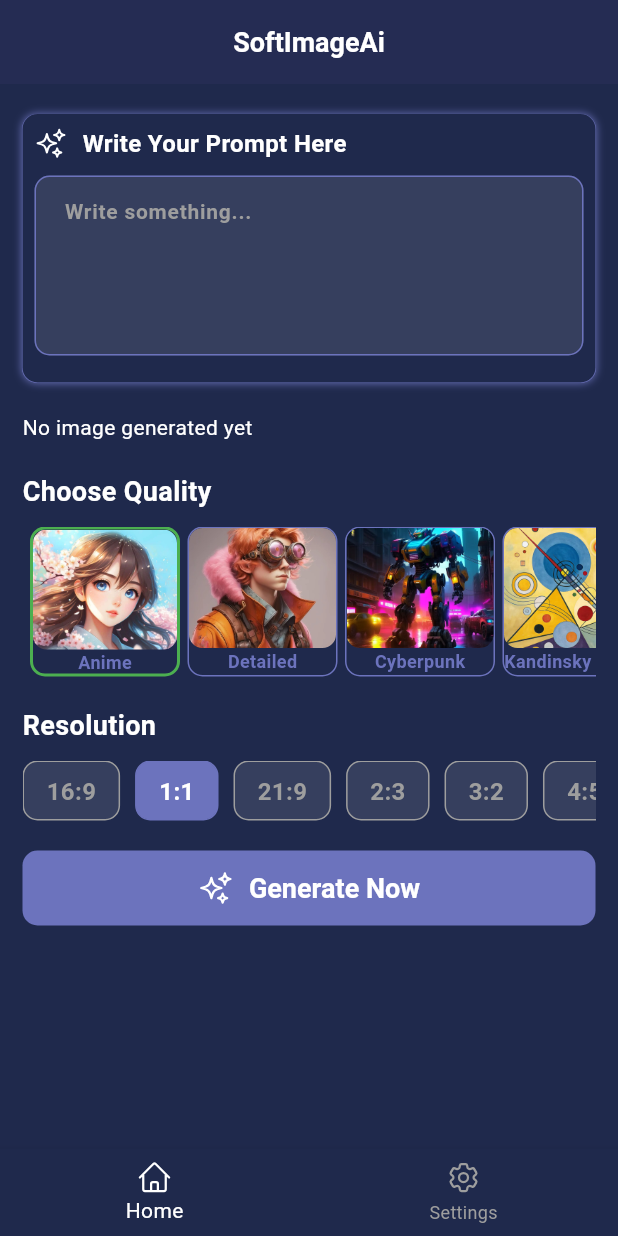
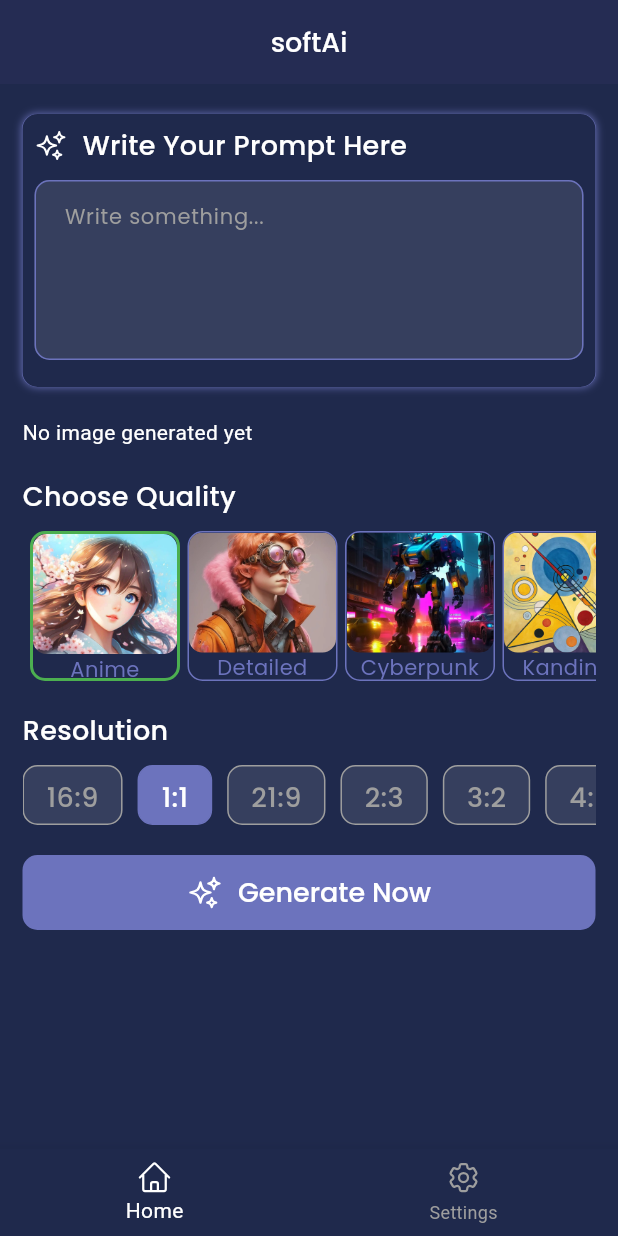
Before and after one commit to shakibalhasan-code/text_to_image_ai, a Flutter app: the screen it shows after launch, on a phone screen of 412 x 824 dp. Run offline on Flutter 3.47's test engine with Material 3 defaults, Android fonts, the phone set to English and light mode, and no system bars; our stand-ins replace animated_text_kit, device_info_plus, get, google_fonts, heroicons, permission_handler; missing offline and left inert: stability_image_generation.

Commit message:
solved some bugs

```diff
--- a/lib/core/models/quality_model.dart
+++ b/lib/core/models/quality_model.dart
@@ -91,4 +91,10 @@ class Quality {
           style: ImageAIStyle.christmas),
     ];
   }
+
+  static Quality? getQualityByName(String name) {
+    return getQualityList().firstWhere((quality) => quality.name == name,
+        orElse: () =>
+            Quality(name: '', imageUrl: '', style: ImageAIStyle.anime));
+  }
 }
--- a/lib/utils/app_data.dart
+++ b/lib/utils/app_data.dart
@@ -1,6 +1,6 @@
 import 'package:heroicons/heroicons.dart';
 
-const appName = 'SoftImageAi';
+const appName = 'softAi';
 const apiKey = 'sk-ZNID3qk9citup2TI3y3pU8PdG8TOdNEc5yHgF9rC5sLnWO17';
 
 const homeIcon = HeroIcon(HeroIcons.home);
--- a/lib/utils/style.dart
+++ b/lib/utils/style.dart
@@ -1,13 +1,17 @@
 import 'dart:ui';
-
 import 'package:flutter/material.dart';
+import 'package:google_fonts/google_fonts.dart';
 
 var primaryColor = Color(0xff1f294c);
 var secondaryColor = Color(0xff6c73bd);
 const foregroundColor = Colors.white;
+const greyColor = Colors.grey;
 
-const titleBoldText =
-    TextStyle(fontWeight: FontWeight.bold, color: Colors.white);
+var titleText = GoogleFonts.poppins(
+    fontSize: 18, fontWeight: FontWeight.w500, color: foregroundColor);
+
+var bodyText = GoogleFonts.poppins(
+    fontSize: 14, fontWeight: FontWeight.w400, color: foregroundColor);
 
 var myTheme = ThemeData(
     cardTheme: CardTheme(
@@ -41,7 +45,7 @@ var myTheme = ThemeData(
     elevatedButtonTheme: ElevatedButtonThemeData(
         style: ButtonStyle(
             elevation: WidgetStatePropertyAll(0),
-            textStyle: MaterialStatePropertyAll(titleBoldText.copyWith(
+            textStyle: MaterialStatePropertyAll(titleText.copyWith(
                 fontWeight: FontWeight.bold, color: foregroundColor)),
             backgroundColor: WidgetStatePropertyAll(secondaryColor),
             foregroundColor: WidgetStatePropertyAll(foregroundColor))));
--- a/lib/views/screens/home/home_screen.dart
+++ b/lib/views/screens/home/home_screen.dart
@@ -70,7 +70,7 @@ class _HomeScreenState extends State<HomeScreen> {
                           const SizedBox(width: 10),
                           Text(
                             'Write Your Prompt Here',
-                            style: titleBoldText.copyWith(fontSize: 16),
+                            style: titleText,
                           ),
                         ],
                       ),
@@ -80,8 +80,7 @@ class _HomeScreenState extends State<HomeScreen> {
                         maxLines: 4,
                         decoration: InputDecoration(
                           hintText: 'Write something...',
-                          hintStyle: titleBoldText.copyWith(
-                              fontSize: 14, color: Colors.grey),
+                          hintStyle: bodyText.copyWith(color: Colors.grey),
                           filled: true,
                           fillColor: Colors.white10,
                           border: OutlineInputBorder(
@@ -141,9 +140,7 @@ class _HomeScreenState extends State<HomeScreen> {
                                         _imageGenerateState.isDownloading.value
                                             ? 'Saving..'
                                             : 'Save to Gallery',
-                                        style: titleBoldText.copyWith(
-                                            fontSize: 18,
-                                            fontWeight: FontWeight.bold),
+                                        style: titleText,
                                       ),
                                     ],
                                   );
@@ -171,7 +168,7 @@ class _HomeScreenState extends State<HomeScreen> {
       children: [
         Text(
           'Choose Quality',
-          style: titleBoldText.copyWith(fontSize: 18, color: Colors.white),
+          style: titleText,
         ),
         const SizedBox(height: 10),
         SizedBox(
@@ -200,7 +197,7 @@ class _HomeScreenState extends State<HomeScreen> {
         const SizedBox(height: 20),
         Text(
           'Resolution',
-          style: titleBoldText.copyWith(fontSize: 18, color: Colors.white),
+          style: titleText,
         ),
         const SizedBox(height: 10),
         SizedBox(
@@ -228,8 +225,7 @@ class _HomeScreenState extends State<HomeScreen> {
                   child: Center(
                     child: Text(
                       reso,
-                      style: titleBoldText.copyWith(
-                        fontSize: 16,
+                      style: titleText.copyWith(
                         color: isSelected ? Colors.white : Colors.grey,
                       ),
                     ),
@@ -272,8 +268,7 @@ class _HomeScreenState extends State<HomeScreen> {
                 const SizedBox(width: 10),
                 Text(
                   'Generate Now',
-                  style: titleBoldText.copyWith(
-                      fontSize: 18, fontWeight: FontWeight.bold),
+                  style: titleText,
                 ),
               ],
             ),
--- a/lib/views/screens/home/items/quality_item.dart
+++ b/lib/views/screens/home/items/quality_item.dart
@@ -15,11 +15,11 @@ class QualityItem extends StatelessWidget {
 
   @override
   Widget build(BuildContext context) {
-    return InkWell(
-      onTap: onTap,
-      borderRadius: BorderRadius.circular(10),
-      child: Padding(
-        padding: const EdgeInsets.only(left: 5),
+    return Padding(
+      padding: const EdgeInsets.only(left: 5),
+      child: InkWell(
+        onTap: onTap,
+        borderRadius: BorderRadius.circular(10),
         child: Container(
             width: 100,
             height: 120,
@@ -45,12 +45,10 @@ class QualityItem extends StatelessWidget {
                   ),
                 ),
                 Expanded(
-                  child: Center(
-                    child: Text(
-                      name,
-                      style: titleBoldText.copyWith(
-                          fontSize: 12, color: secondaryColor),
-                    ),
+                  child: Text(
+                    textAlign: TextAlign.center,
+                    name,
+                    style: bodyText.copyWith(color: secondaryColor),
                   ),
                 )
               ],
--- a/lib/views/screens/settings/settings.dart
+++ b/lib/views/screens/settings/settings.dart
@@ -5,6 +5,10 @@ class SettingsScreen extends StatelessWidget {
 
   @override
   Widget build(BuildContext context) {
-    return const Placeholder();
+    return SafeArea(
+        child: Column(
+      crossAxisAlignment: CrossAxisAlignment.start,
+      children: [],
+    ));
   }
 }
--- a/lib/views/screens/tab/tab_screen.dart
+++ b/lib/views/screens/tab/tab_screen.dart
@@ -12,7 +12,7 @@ class TabScreen extends StatefulWidget {
 }
 
 class _TabScreenState extends State<TabScreen> {
-  final List<Widget> screens = [const HomeScreen(), const SettingsScreen()];
+  final List<Widget> screens = [HomeScreen(), const SettingsScreen()];
   int currentIndex = 0;
 
   @override
@@ -22,14 +22,14 @@ class _TabScreenState extends State<TabScreen> {
         backgroundColor: primaryColor,
         elevation: 3,
         centerTitle: true,
-        title: Text(appName, style: titleBoldText.copyWith(fontSize: 18)),
+        title: Text(appName, style: titleText.copyWith(fontSize: 18)),
         actions: [],
       ),
       body: screens[currentIndex],
       bottomNavigationBar: BottomNavigationBar(
           backgroundColor: primaryColor,
           type: BottomNavigationBarType.fixed, // Fixed
-          elevation: 4,
+          elevation: 8,
           currentIndex: currentIndex,
           onTap: (i) {
             setState(() {
--- a/pubspec.yaml
+++ b/pubspec.yaml
@@ -43,6 +43,7 @@ dependencies:
   animated_text_kit: ^4.2.2
   device_info_plus: ^11.2.0
   lottie: ^3.3.1
+  google_fonts: ^6.2.1
 
 dev_dependencies:
   flutter_test:
```
Also changed, not shown: lib/getx/home/home_state.dart (added, +19 -0 lines), lib/getx/image_generate_state.dart (+16 -20 lines), pubspec.lock.
